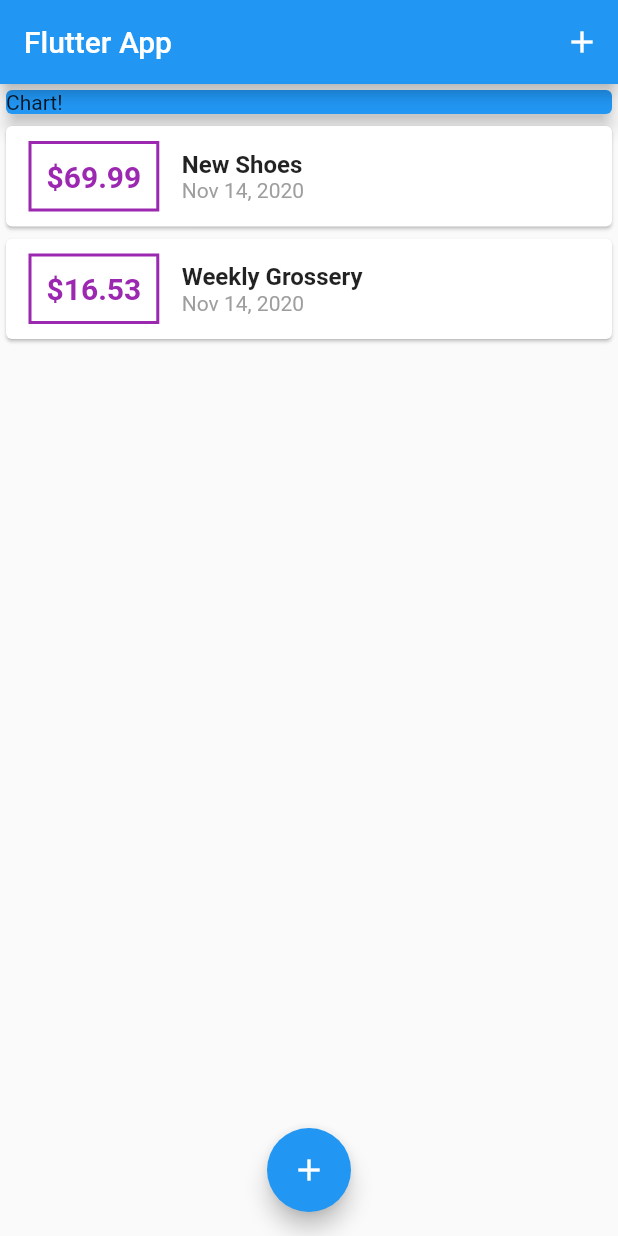
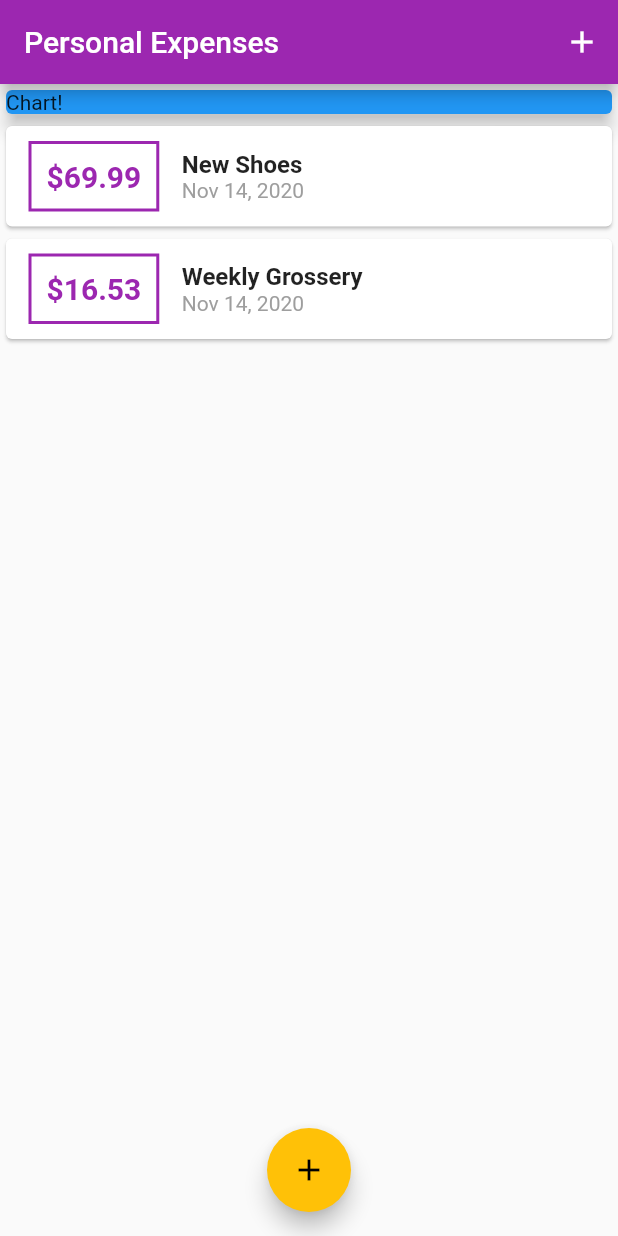
Before and after one commit to hrishabh-22/Flutter-Expense-Planner, a Flutter app: the screen it shows after launch, on a phone screen of 412 x 824 dp. Run offline on Flutter 3.47's test engine with Material 2 defaults, Android fonts, the phone set to English and light mode, and no system bars.

Commit message:
Theme Data added

```diff
--- a/lib/main.dart
+++ b/lib/main.dart
@@ -9,7 +9,8 @@ class MyApp extends StatelessWidget {
   @override
   Widget build(BuildContext context) {
     return MaterialApp(
-      title: 'Flutter App',
+      theme: ThemeData(primarySwatch: Colors.purple, accentColor: Colors.amber),
+      title: 'Personal Expenses',
       debugShowCheckedModeBanner: false,
       home: MyHomePage(),
     );
@@ -61,7 +62,7 @@ class _MyHomePageState extends State<MyHomePage> {
               icon: Icon(Icons.add),
               onPressed: () => _startAddNewTransaction(context))
         ],
-        title: Text('Flutter App'),
+        title: Text('Personal Expenses'),
       ),
       body: SingleChildScrollView(
         child: Column(
--- a/lib/widgets/transaction_list.dart
+++ b/lib/widgets/transaction_list.dart
@@ -23,10 +23,11 @@ class TransactionList extends StatelessWidget {
                     style: TextStyle(
                         fontWeight: FontWeight.bold,
                         fontSize: 20,
-                        color: Colors.purple),
+                        color: Theme.of(context).primaryColor),
                   ),
                   decoration: BoxDecoration(
-                      border: Border.all(color: Colors.purple, width: 2)),
+                      border: Border.all(
+                          color: Theme.of(context).primaryColor, width: 2)),
                   padding: EdgeInsets.all(10),
                 ),
                 Column(
```
